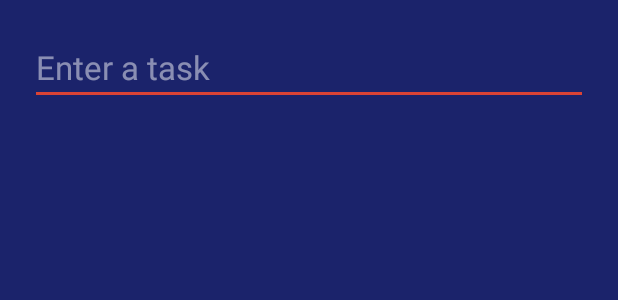
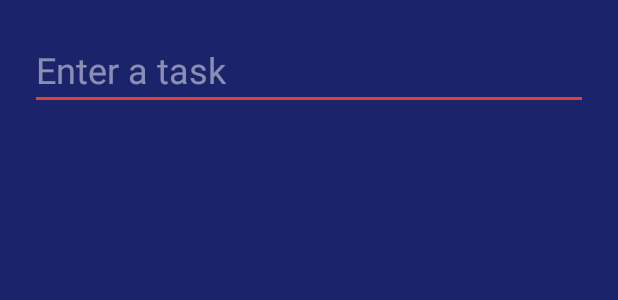
Before and after one commit to libhide/android-nd-capstone, an Android app: the layout content_list_input.xml on its own in the app's theme, with its tools: preview values and no code run, on a phone screen of 412 x 824 dp. Shown: the top 300 px of the screen. Run offline under Robolectric (Android 15) with nearby library versions, the phone set to English and light mode, and no system bars.

Commit message:
Tweak style for input flow

```diff
--- a/To-done/app/src/main/res/layout/activity_list_input.xml
+++ b/To-done/app/src/main/res/layout/activity_list_input.xml
@@ -30,6 +30,6 @@
         android:layout_gravity="bottom|end"
         android:layout_margin="@dimen/fab_margin"
         app:srcCompat="@drawable/ic_done"
-        />
+        android:visibility="invisible" />
 
 </android.support.design.widget.CoordinatorLayout>
--- a/To-done/app/src/main/res/layout/content_list_input.xml
+++ b/To-done/app/src/main/res/layout/content_list_input.xml
@@ -25,16 +25,16 @@
         android:maxLength="30"
         android:textColor="@android:color/white"
         android:textColorHint="#7dffffff"
-        android:textSize="22sp" />
+        android:textSize="24sp" />
 
     <ListView
         android:id="@+id/itemsToAddList"
         android:layout_width="match_parent"
         android:layout_height="wrap_content"
-        android:layout_margin="20dp"
-        android:layout_marginLeft="20dp"
-        android:layout_marginRight="20dp"
+        android:layout_marginTop="20dp"
+        android:layout_marginLeft="23dp"
+        android:layout_marginRight="22dp"
         android:divider="@android:color/transparent"
-        android:dividerHeight="20dp" />
+        android:dividerHeight="40dp" />
 
 </LinearLayout>
--- a/To-done/app/src/main/res/layout/to_be_added_item.xml
+++ b/To-done/app/src/main/res/layout/to_be_added_item.xml
@@ -17,8 +17,8 @@
 
     <ImageButton
         android:id="@+id/cancelButton"
-        android:layout_width="wrap_content"
-        android:layout_height="wrap_content"
+        android:layout_width="24dp"
+        android:layout_height="24dp"
         android:background="@drawable/ic_cancel"
         android:contentDescription="@string/content_desc_cancel_button" />
 
```
Also changed, not shown: To-done/app/src/main/java/com/ratik/todone/ListInputActivity.java (+9 -1 lines).
